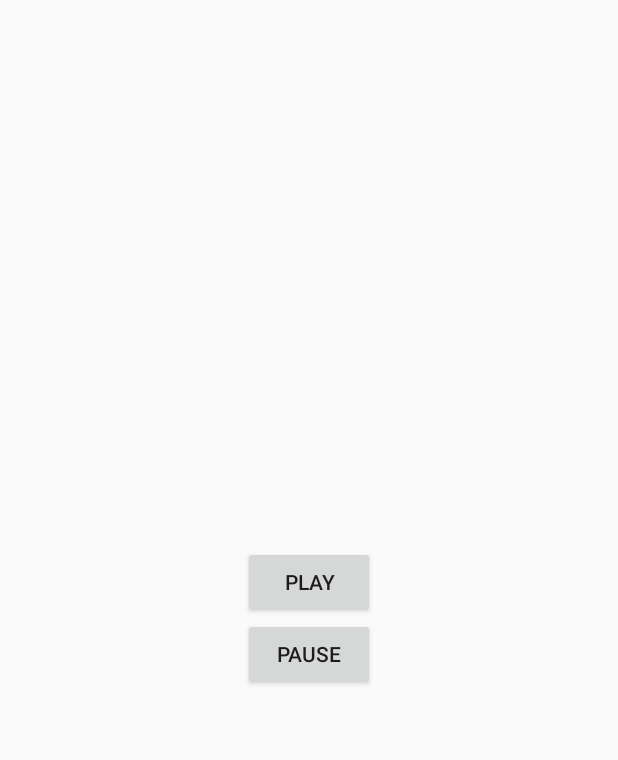
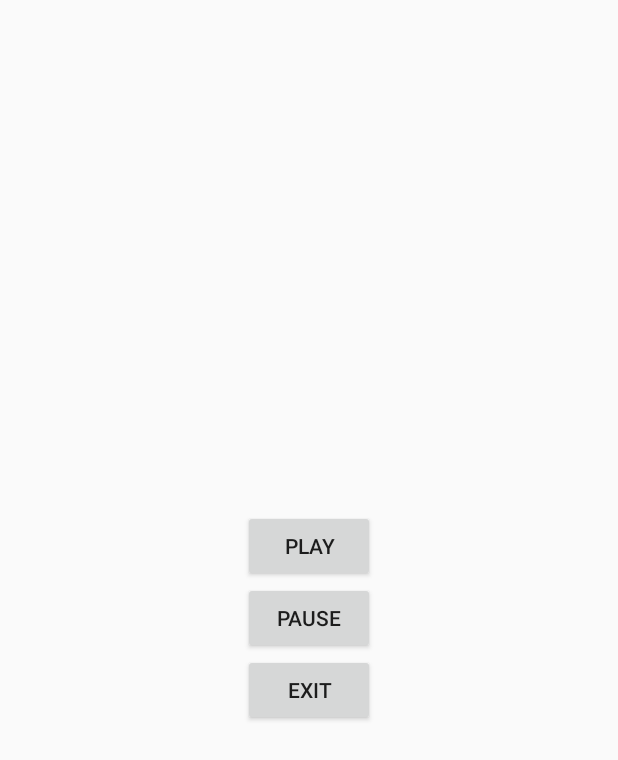
Before and after one commit to Warrio111/MemoryCrafters, an Android app built with Jetpack Compose: the Musica screen opened directly, with no data from a screen before it, on a phone screen of 412 x 824 dp. Shown: the top 760 px of the screen. Run offline under Robolectric (Android 15) with nearby library versions, the phone set to English and light mode, and no system bars.

Commit message:
Music static

```diff
--- a/app/src/main/java/com/example/memorycrafters/Musica.java
+++ b/app/src/main/java/com/example/memorycrafters/Musica.java
@@ -28,8 +28,8 @@ import java.util.Collections;
 public class Musica extends Activity {
     private static final int REQUEST_CODE_SELECT_MUSIC = 1001;
     private MediaPlayer mediaPlayer;
-    private Button playButton;
-    private Button pauseButton;
+    private Button playButton, pauseButton, exitButton;
+
     private AudioManager audioManager;
     private PhoneStateListener phoneStateListener;
 
@@ -43,6 +43,7 @@ public class Musica extends Activity {
         // Inicializar los botones
         playButton = findViewById(R.id.playButton);
         pauseButton = findViewById(R.id.pauseButton);
+        exitButton = findViewById(R.id.exitButton);
 
         // Inicializar el reproductor de música
         mediaPlayer = MediaPlayer.create(this, R.raw.sample_music);
@@ -60,6 +61,14 @@ public class Musica extends Activity {
             @Override
             public void onClick(View v) {
                 pauseMusic();
+            }
+        });
+
+        // Configurar el botón de salida
+        exitButton.setOnClickListener(new View.OnClickListener() {
+            @Override
+            public void onClick(View v) {
+                finish();
             }
         });
 
--- a/app/src/main/res/layout/musica.xml
+++ b/app/src/main/res/layout/musica.xml
@@ -17,4 +17,10 @@
         android:layout_height="wrap_content"
         android:text="Pause" />
 
+    <Button
+        android:id="@+id/exitButton"
+        android:layout_width="wrap_content"
+        android:layout_height="wrap_content"
+        android:text="Exit" />
+
 </LinearLayout>
```
